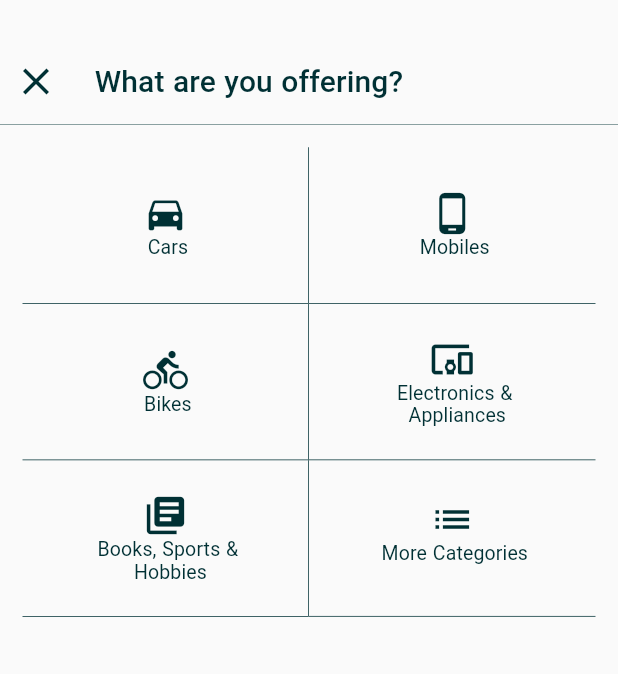
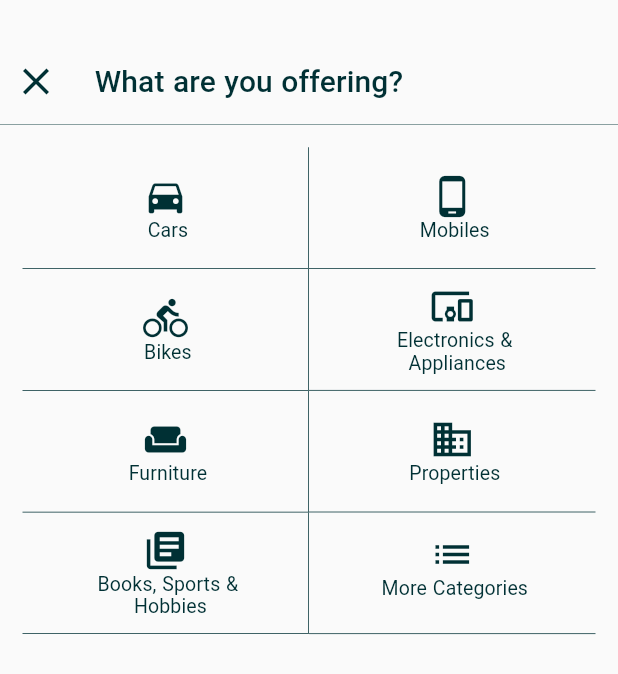
Before and after one commit to mubeenaTechknocks/olx, a Flutter app: the Sell screen opened directly, on a phone screen of 412 x 824 dp. Shown: the top 674 px of the screen. Run offline on Flutter 3.47's test engine with Material 2 defaults, Android fonts, the phone set to English and light mode, and no system bars; our stand-ins replace carousel_slider, material_design_icons_flutter; missing offline and left inert: flutter_statusbarcolor.

Commit message:
Adding sell screen

```diff
--- a/lib/sell.dart
+++ b/lib/sell.dart
@@ -4,8 +4,12 @@ import 'package:olx/Bikes.dart';
 import 'package:olx/BooksSportsHobbies.dart';
 import 'package:olx/Cars.dart';
 import 'package:olx/ElectronicsAppliances.dart';
+import 'package:olx/Furniture.dart';
 import 'package:olx/Mobiles.dart';
 import 'package:olx/MoreCategories.dart';
+import 'package:olx/Properties.dart';
+
+import 'package:olx/Home.dart';
 
 class Sell extends StatefulWidget {
   @override
@@ -39,7 +43,7 @@ class SellScreenState extends State<Sell> {
                         onPressed: () => setState(() {
                               Navigator.push(
                                 context,
-                                MaterialPageRoute(builder: (context) => Cars()),
+                                MaterialPageRoute(builder: (context) => Home()),
                               );
                             })),
                   ),
@@ -80,7 +84,7 @@ class SellScreenState extends State<Sell> {
         GridView.count(
             shrinkWrap: true,
             crossAxisCount: 2,
-            childAspectRatio: MediaQuery.of(context).size.height / 450,
+            childAspectRatio: MediaQuery.of(context).size.height / 350,
             padding: const EdgeInsets.all(15),
             children: <Widget>[
               GestureDetector(
@@ -273,6 +277,101 @@ class SellScreenState extends State<Sell> {
                             alignment: Alignment.center,
                             child: Text(
                               '  Appliances',
+                              style: TextStyle(
+                                fontSize: 13.0,
+                                fontWeight: FontWeight.w400,
+                                color: Color.fromRGBO(0, 48, 52, 1),
+                                letterSpacing: .1,
+                                wordSpacing: .5,
+                              ),
+                            ))
+                      ],
+                    ),
+                  ),
+                ),
+              ),
+              GestureDetector(
+                onTap: () => setState(() {
+                  Navigator.push(
+                    context,
+                    MaterialPageRoute(builder: (context) => Furniture()),
+                  );
+                }),
+                child: Container(
+                  decoration: BoxDecoration(
+                      border: Border(
+                    right: BorderSide(
+                      //                   <--- left side
+                      color: Color.fromRGBO(0, 48, 52, 1),
+                      width: 0.5,
+                    ),
+                    bottom: BorderSide(
+                      //                    <--- top side
+                      color: Color.fromRGBO(0, 48, 52, 1),
+                      width: 0.5,
+                    ),
+                  )),
+                  child: Padding(
+                    padding: EdgeInsets.fromLTRB(10, 10, 10, 10),
+                    child: Column(
+                      mainAxisSize: MainAxisSize.min,
+                      crossAxisAlignment: CrossAxisAlignment.center,
+                      mainAxisAlignment: MainAxisAlignment.center,
+                      children: <Widget>[
+                        Icon(
+                          Icons.weekend,
+                          color: Color.fromRGBO(0, 48, 52, 1),
+                          size: 30.0,
+                        ),
+                        Align(
+                            alignment: Alignment.center,
+                            child: Text(
+                              ' Furniture',
+                              style: TextStyle(
+                                fontSize: 13.0,
+                                fontWeight: FontWeight.w400,
+                                color: Color.fromRGBO(0, 48, 52, 1),
+                                letterSpacing: .1,
+                                wordSpacing: .5,
+                              ),
+                            ))
+                      ],
+                    ),
+                  ),
+                ),
+              ),
+              GestureDetector(
+                onTap: () => setState(() {
+                  Navigator.push(
+                    context,
+                    MaterialPageRoute(builder: (context) => Properties()),
+                  );
+                }),
+                child: Container(
+                  decoration: BoxDecoration(
+                      border: Border(
+                    bottom: BorderSide(
+                      //                    <--- top side
+                      color: Color.fromRGBO(0, 48, 52, 1),
+                      width: 0.5,
+                    ),
+                  )),
+                  child: Padding(
+                    padding: EdgeInsets.fromLTRB(10, 10, 10, 10),
+                    child: Column(
+                      mainAxisSize: MainAxisSize.min,
+                      crossAxisAlignment: CrossAxisAlignment.center,
+                      mainAxisAlignment: MainAxisAlignment.center,
+                      children: <Widget>[
+                        Icon(
+                          Icons.domain,
+                          color: Color.fromRGBO(0, 48, 52, 1),
+                          size: 30.0,
+                        ),
+                        Align(
+                            alignment: Alignment.center,
+                            child: Text(
+                              ' Properties',
                               style: TextStyle(
                                 fontSize: 13.0,
                                 fontWeight: FontWeight.w400,
```
